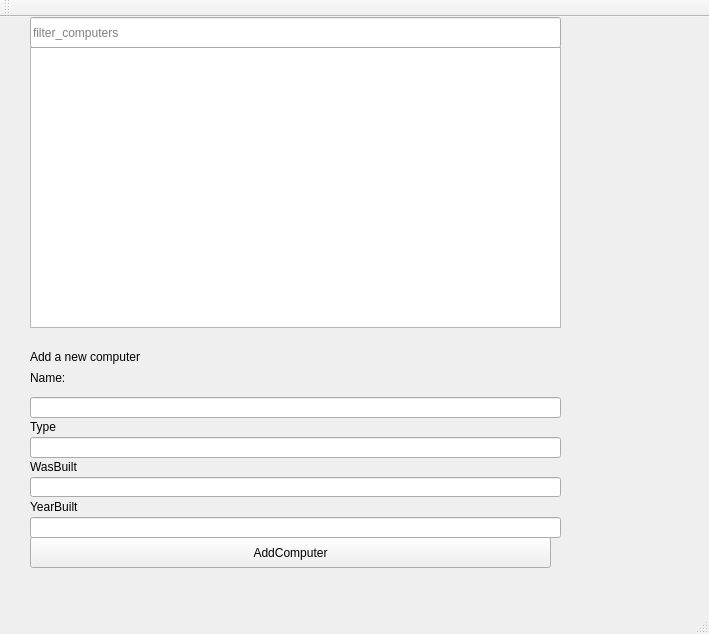
The window that vika3/week3/mainwindow.ui (axelboga/hopur32) describes before a commit, drawn with Qt 5.
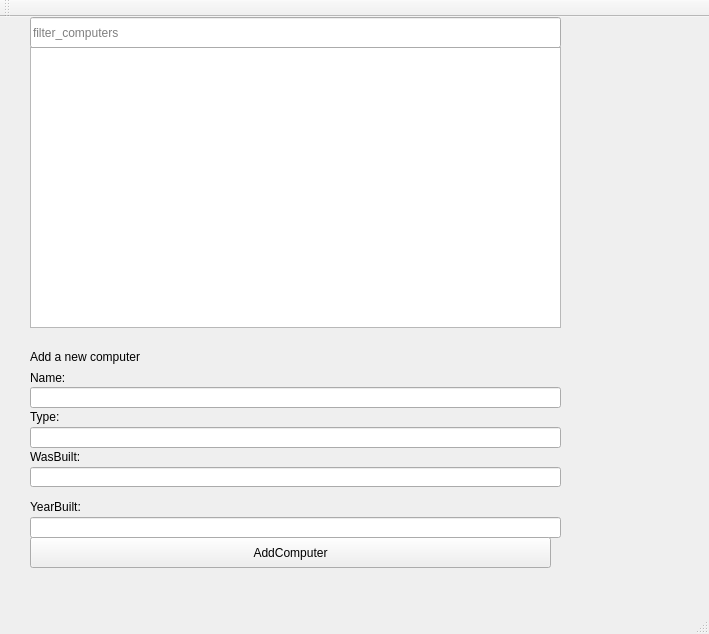
The same window after the commit.

Commit message: meira villutjekk í add

```diff
--- a/vika3/week3/mainwindow.ui
+++ b/vika3/week3/mainwindow.ui
@@ -41,7 +41,7 @@
     <property name="geometry">
      <rect>
       <x>30</x>
-      <y>380</y>
+      <y>370</y>
       <width>531</width>
       <height>21</height>
      </rect>
@@ -64,7 +64,7 @@
     <property name="geometry">
      <rect>
       <x>30</x>
-      <y>420</y>
+      <y>410</y>
       <width>531</width>
       <height>21</height>
      </rect>
@@ -87,13 +87,13 @@
     <property name="geometry">
      <rect>
       <x>30</x>
-      <y>400</y>
-      <width>68</width>
+      <y>390</y>
+      <width>61</width>
       <height>19</height>
      </rect>
     </property>
     <property name="text">
-     <string>Type</string>
+     <string>Type:</string>
     </property>
    </widget>
    <widget class="QLabel" name="label_computer_year_built">
@@ -106,7 +106,7 @@
      </rect>
     </property>
     <property name="text">
-     <string>YearBuilt</string>
+     <string>YearBuilt:</string>
     </property>
    </widget>
    <widget class="QLineEdit" name="input_computer_year_built">
@@ -136,20 +136,20 @@
     <property name="geometry">
      <rect>
       <x>30</x>
-      <y>440</y>
+      <y>430</y>
       <width>68</width>
       <height>19</height>
      </rect>
     </property>
     <property name="text">
-     <string>WasBuilt</string>
+     <string>WasBuilt:</string>
     </property>
    </widget>
    <widget class="QLineEdit" name="input_computer_was_built">
     <property name="geometry">
      <rect>
       <x>30</x>
-      <y>460</y>
+      <y>450</y>
       <width>531</width>
       <height>20</height>
      </rect>
@@ -179,6 +179,25 @@
      <string/>
     </property>
    </widget>
+   <widget class="QWidget" name="horizontalLayoutWidget_2">
+    <property name="geometry">
+     <rect>
+      <x>30</x>
+      <y>479</y>
+      <width>541</width>
+      <height>21</height>
+     </rect>
+    </property>
+    <layout class="QHBoxLayout" name="horizontalLayout_2">
+     <item>
+      <widget class="QLabel" name="label_error_computer_year_built">
+       <property name="text">
+        <string/>
+       </property>
+      </widget>
+     </item>
+    </layout>
+   </widget>
   </widget>
   <widget class="QMenuBar" name="menuBar">
    <property name="geometry">
```
The commit also changes 2 other files.
